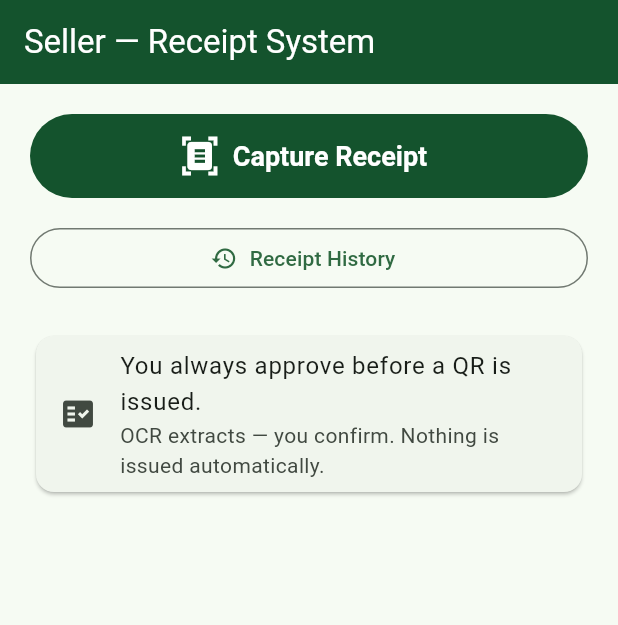
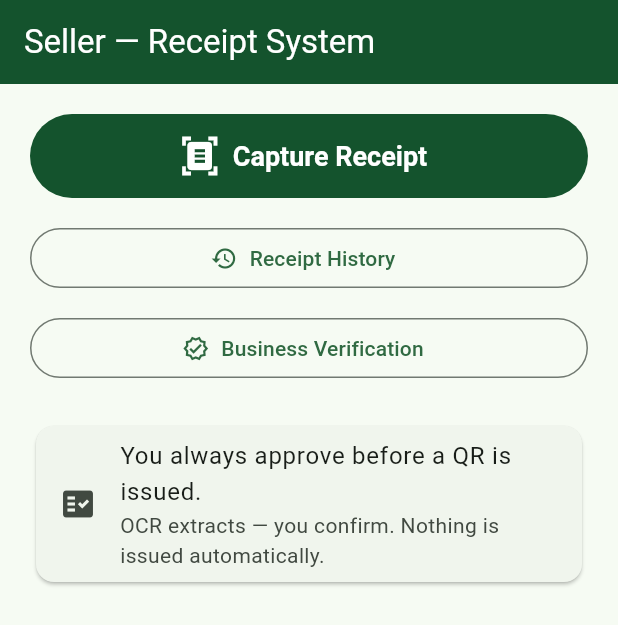
Before and after one commit to BuiltByDennis/CA, a Flutter app: the IntegratedDashboard screen opened by its route, on a phone screen of 412 x 824 dp. Shown: the top 625 px of the screen. Run offline on Flutter 3.47's test engine with Material 3 defaults, Android fonts, the phone set to English and light mode, and no system bars; our stand-ins replace drift, flutter_riverpod, flutter_secure_storage, go_router, image_picker, qr_flutter and 1 more; missing offline and left inert: cryptography, google_mlkit_text_recognition, mobile_scanner; accounts and stored records are empty; generated files the repository leaves out were written again.

Commit message:
Phase 3: lib/features/seller_integrated/integrated_dashboard.dart

```diff
--- a/lib/features/seller_integrated/integrated_dashboard.dart
+++ b/lib/features/seller_integrated/integrated_dashboard.dart
@@ -18,6 +18,12 @@ class IntegratedDashboard extends StatelessWidget {
             label: const Text('Receipt History'),
             onPressed: () => context.go('/seller-integrated/history'),
           ),
+          const SizedBox(height: 12),
+          OutlinedButton.icon(
+            icon: const Icon(Icons.verified_outlined),
+            label: const Text('Business Verification'),
+            onPressed: () => context.go('/seller-integrated/verify'),
+          ),
           const SizedBox(height: 24),
           const Card(child: ListTile(
             leading: Icon(Icons.fact_check),
```
